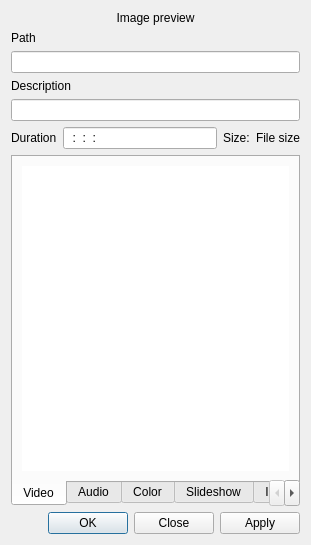
Above: src/widgets/clipproperties_ui.ui from KDE/kdenlive before the change. Below: the same form after it.
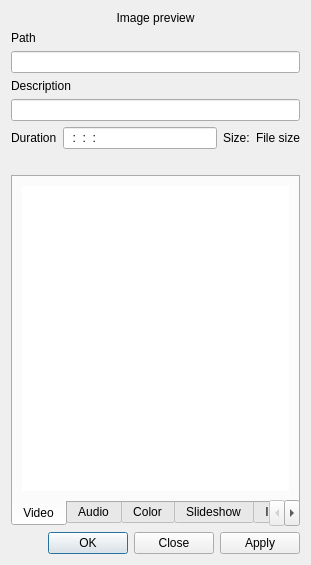
That is the form after the change. Custom widgets are drawn as their Qt base class.

Commit message: If a file has a license (for example when imported through online resource widget), display license info in clip properties

What changed in the file:
```diff
--- a/src/widgets/clipproperties_ui.ui
+++ b/src/widgets/clipproperties_ui.ui
@@ -6,26 +6,23 @@
    <rect>
     <x>0</x>
     <y>0</y>
-    <width>280</width>
-    <height>503</height>
+    <width>298</width>
+    <height>512</height>
    </rect>
   </property>
   <property name="windowTitle">
    <string>Clip Properties</string>
   </property>
   <layout class="QGridLayout" name="gridLayout_2">
-   <item row="7" column="1" colspan="2">
-    <spacer name="verticalSpacer_4">
-     <property name="orientation">
-      <enum>Qt::Vertical</enum>
+   <item row="0" column="0" colspan="4">
+    <widget class="QLabel" name="clip_thumb">
+     <property name="text">
+      <string>Image preview</string>
      </property>
-     <property name="sizeHint" stdset="0">
-      <size>
-       <width>20</width>
-       <height>17</height>
-      </size>
+     <property name="alignment">
+      <set>Qt::AlignCenter</set>
      </property>
-    </spacer>
+    </widget>
    </item>
    <item row="1" column="0" colspan="4">
     <widget class="QLabel" name="label_path">
@@ -79,27 +76,7 @@
      </property>
     </widget>
    </item>
-   <item row="8" column="0" colspan="4">
-    <widget class="QDialogButtonBox" name="buttonBox">
-     <property name="orientation">
-      <enum>Qt::Horizontal</enum>
-     </property>
-     <property name="standardButtons">
-      <set>QDialogButtonBox::Apply|QDialogButtonBox::Close|QDialogButtonBox::Ok</set>
-     </property>
-    </widget>
-   </item>
-   <item row="0" column="0" colspan="4">
-    <widget class="QLabel" name="clip_thumb">
-     <property name="text">
-      <string>Image preview</string>
-     </property>
-     <property name="alignment">
-      <set>Qt::AlignCenter</set>
-     </property>
-    </widget>
-   </item>
-   <item row="6" column="0" colspan="4">
+   <item row="7" column="0" colspan="4">
     <widget class="QTabWidget" name="tabWidget">
      <property name="tabPosition">
       <enum>QTabWidget::South</enum>
@@ -794,39 +771,74 @@
      </widget>
     </widget>
    </item>
+   <item row="8" column="1" colspan="2">
+    <spacer name="verticalSpacer_4">
+     <property name="orientation">
+      <enum>Qt::Vertical</enum>
+     </property>
+     <property name="sizeHint" stdset="0">
+      <size>
+       <width>20</width>
+       <height>17</height>
+      </size>
+     </property>
+    </spacer>
+   </item>
+   <item row="9" column="0" colspan="4">
+    <widget class="QDialogButtonBox" name="buttonBox">
+     <property name="orientation">
+      <enum>Qt::Horizontal</enum>
+     </property>
+     <property name="standardButtons">
+      <set>QDialogButtonBox::Apply|QDialogButtonBox::Close|QDialogButtonBox::Ok</set>
+     </property>
+    </widget>
+   </item>
+   <item row="6" column="0" colspan="4">
+    <widget class="KUrlLabel" name="clip_license">
+     <property name="text">
+      <string/>
+     </property>
+    </widget>
+   </item>
   </layout>
  </widget>
  <customwidgets>
-  <customwidget>
-   <class>KIntSpinBox</class>
-   <extends>QSpinBox</extends>
-   <header>knuminput.h</header>
-  </customwidget>
   <customwidget>
    <class>KDoubleNumInput</class>
    <extends>QWidget</extends>
    <header>knuminput.h</header>
   </customwidget>
-  <customwidget>
-   <class>KLineEdit</class>
-   <extends>QLineEdit</extends>
-   <header>klineedit.h</header>
-  </customwidget>
-  <customwidget>
-   <class>KComboBox</class>
-   <extends>QComboBox</extends>
-   <header>kcombobox.h</header>
-  </customwidget>
   <customwidget>
    <class>KColorButton</class>
    <extends>QPushButton</extends>
    <header>kcolorbutton.h</header>
   </customwidget>
+  <customwidget>
+   <class>KComboBox</class>
+   <extends>QComboBox</extends>
+   <header>kcombobox.h</header>
+  </customwidget>
+  <customwidget>
+   <class>KLineEdit</class>
+   <extends>QLineEdit</extends>
+   <header>klineedit.h</header>
+  </customwidget>
+  <customwidget>
+   <class>KUrlLabel</class>
+   <extends>QLabel</extends>
+   <header>kurllabel.h</header>
+  </customwidget>
   <customwidget>
    <class>KRestrictedLine</class>
    <extends>KLineEdit</extends>
    <header>krestrictedline.h</header>
   </customwidget>
+  <customwidget>
+   <class>KIntSpinBox</class>
+   <extends>QSpinBox</extends>
+   <header>knuminput.h</header>
+  </customwidget>
  </customwidgets>
  <resources/>
  <connections>
```
The commit also changes 5 other files.
